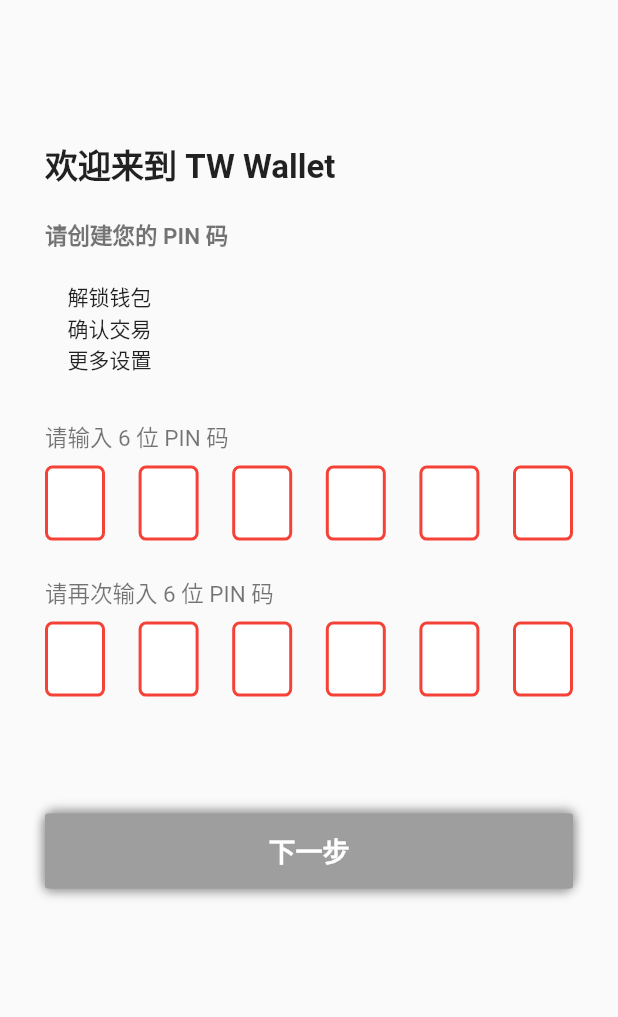
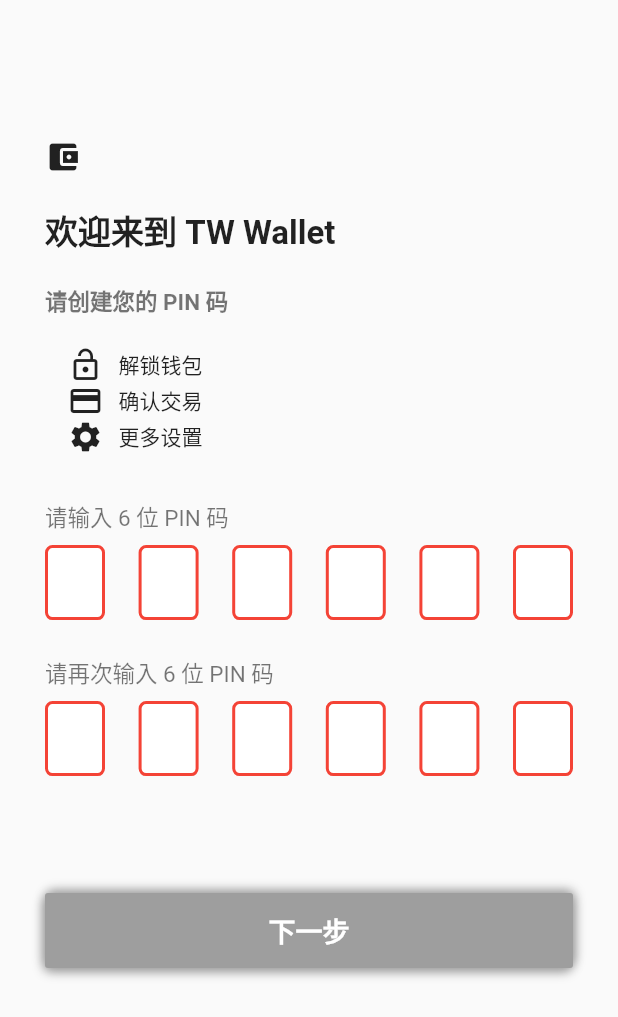
Before and after one commit to tw-bc-group/TWallet, a Flutter app: the screen it shows after launch, on a phone screen of 412 x 824 dp. Shown: the top 1017 px of the screen. Run offline on Flutter 3.47's test engine with Material 2 defaults, Android fonts, the phone set to English and light mode, and no system bars; drawn by our look-alikes of pin_code_fields; our stand-ins replace flutter_mobx, mobx; generated files the repository leaves out were written again.

Commit message:
new add icons for input_pin screen

```diff
--- a/lib/input_pin/input_pin_widget.dart
+++ b/lib/input_pin/input_pin_widget.dart
@@ -66,6 +66,15 @@ class PinCodeInputWidget extends StatelessWidget {
               Padding(
                 padding:
                     const EdgeInsets.symmetric(vertical: 10, horizontal: 30),
+                child: Align(
+                    alignment: Alignment.centerLeft,
+                    child: Icon(
+                      Icons.account_balance_wallet,
+                    )),
+              ),
+              Padding(
+                padding:
+                    const EdgeInsets.symmetric(vertical: 10, horizontal: 30),
                 child: Text(
                   "欢迎来到 TW Wallet",
                   style: TextStyle(fontWeight: FontWeight.bold, fontSize: 22),
@@ -89,8 +98,24 @@ class PinCodeInputWidget extends StatelessWidget {
                 padding:
                     const EdgeInsets.symmetric(horizontal: 45.0, vertical: 10),
                 child: Column(
-                    crossAxisAlignment: CrossAxisAlignment.start,
-                    children: [Text("解锁钱包"), Text("确认交易"), Text("更多设置")]),
+                    crossAxisAlignment: CrossAxisAlignment.center,
+                    children: [
+                      Row(children: [
+                        Icon(Icons.lock_open),
+                        SizedBox(width: 10),
+                        Text("解锁钱包")
+                      ]),
+                      Row(children: [
+                        Icon(Icons.payment),
+                        SizedBox(width: 10),
+                        Text("确认交易")
+                      ]),
+                      Row(children: [
+                        Icon(Icons.settings),
+                        SizedBox(width: 10),
+                        Text("更多设置")
+                      ]),
+                    ]),
               ),
               SizedBox(
                 height: 20,
```
